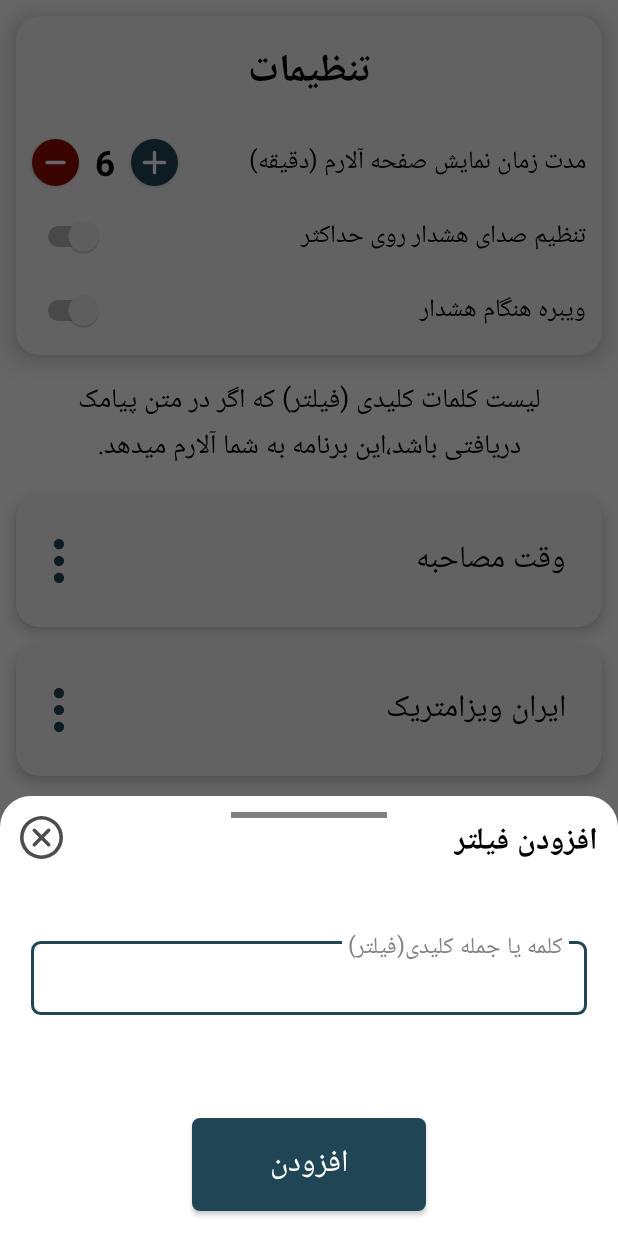
After one commit to mohammadyt9731/smsAlarm, an Android app: the fragment AddFilterBottomSheet placed in its activity, on a phone screen of 412 x 824 dp. The commit adds this screen. Run offline under Robolectric (Android 15) with nearby library versions, the phone set to English and light mode, and no system bars; our stand-ins replace Dagger/Hilt's generated code, Room's generated code, sdp/ssp sizes.

Commit message:
-Implement add filter logic -create AddFilterBottomSheet

```diff
--- a/app/src/main/java/com/ddt/smsalarm/data/MainRepository.kt
+++ b/app/src/main/java/com/ddt/smsalarm/data/MainRepository.kt
@@ -22,4 +22,6 @@ class MainRepository @Inject constructor(
     suspend fun deleteFilter(filterEntity: FilterEntity) = dao.deleteFilter(filterEntity)
 
     fun getFilters() = dao.getFilters()
+
+    suspend fun getFilter(id:Int) = dao.getFilter(id)
 }
--- a/app/src/main/java/com/ddt/smsalarm/data/db/FilterDao.kt
+++ b/app/src/main/java/com/ddt/smsalarm/data/db/FilterDao.kt
@@ -18,4 +18,7 @@ interface FilterDao {
     @Query("SELECT * FROM filter")
     fun getFilters(): Flow<List<FilterEntity>>
 
+    @Query("SELECT * FROM filter WHERE id=:id")
+    suspend fun getFilter(id: Int): FilterEntity?
+
 }
--- /dev/null
+++ b/app/src/main/java/com/ddt/smsalarm/ui/AddFilterBottomSheet.kt
@@ -0,0 +1,99 @@
+package com.ddt.smsalarm.ui
+
+import android.os.Bundle
+import android.view.LayoutInflater
+import android.view.View
+import android.view.ViewGroup
+import android.widget.Toast
+import androidx.core.widget.addTextChangedListener
+import androidx.fragment.app.viewModels
+import androidx.lifecycle.lifecycleScope
+import com.ddt.smsalarm.R
+import com.ddt.smsalarm.data.db.FilterEntity
+import com.ddt.smsalarm.databinding.BottomsheetAddFilterBinding
+import com.ddt.smsalarm.util.setOrClearError
+import com.google.android.material.bottomsheet.BottomSheetDialogFragment
+import dagger.hilt.android.AndroidEntryPoint
+
+@AndroidEntryPoint
+class AddFilterBottomSheet(val filterId: Int = 0) : BottomSheetDialogFragment() {
+
+    private lateinit var binding: BottomsheetAddFilterBinding
+    private val viewModel: MainViewModel by viewModels()
+
+
+    override fun onCreateView(
+        inflater: LayoutInflater,
+        container: ViewGroup?,
+        savedInstanceState: Bundle?
+    ): View {
+        binding = BottomsheetAddFilterBinding.inflate(layoutInflater)
+        return binding.root
+    }
+
+    override fun onCreate(savedInstanceState: Bundle?) {
+        super.onCreate(savedInstanceState)
+
+        //background transparent
+        setStyle(STYLE_NORMAL, R.style.custom_bottom_sheet_dialog_theme)
+    }
+
+    override fun onViewCreated(view: View, savedInstanceState: Bundle?) {
+        super.onViewCreated(view, savedInstanceState)
+
+        initialize()
+        setOnclick()
+        setTextChangeListener()
+    }
+
+    private fun initialize() {
+
+        if (filterId != 0) {
+            //edit
+            binding.apply {
+                tvTitle.text = getString(R.string.edit_filter)
+                btnSubmit.text = getString(R.string.submit)
+                //initView
+                lifecycleScope.launchWhenCreated {
+                    viewModel.getFilter(filterId)?.let {
+                        etFilterName.setText(it.text)
+                    }
+                }
+            }
+        }
+    }
+
+    private fun setOnclick() {
+        binding.apply {
+
+            ivClose.setOnClickListener {
+                dismiss()
+            }
+
+            btnSubmit.setOnClickListener {
+                if (binding.etFilterName.text?.isNotBlank() == true) {
+                    val entity = FilterEntity(
+                        id = filterId,
+                        text = etFilterName.text.toString().trim(),
+                    )
+
+                    viewModel.insertFilter(entity)
+                    dismiss()
+                } else {
+                    tilFilterName.setOrClearError(getString(R.string.enter_filter))
+                }
+            }
+        }
+    }
+
+    private fun setTextChangeListener() {
+        binding.apply {
+            etFilterName.addTextChangedListener {
+                if (etFilterName.text.toString().isBlank())
+                    tilFilterName.setOrClearError(getString(R.string.enter_filter))
+                else
+                    tilFilterName.setOrClearError("")
+            }
+        }
+    }
+}
--- a/app/src/main/java/com/ddt/smsalarm/ui/MainActivity.kt
+++ b/app/src/main/java/com/ddt/smsalarm/ui/MainActivity.kt
@@ -16,7 +16,6 @@ import androidx.core.content.ContextCompat
 import androidx.lifecycle.lifecycleScope
 import androidx.recyclerview.widget.LinearLayoutManager
 import com.ddt.smsalarm.R
-import com.ddt.smsalarm.data.db.FilterEntity
 import com.ddt.smsalarm.data.model.Setting
 import com.ddt.smsalarm.databinding.ActivityMainBinding
 import dagger.hilt.android.AndroidEntryPoint
@@ -33,6 +32,7 @@ class MainActivity : AppCompatActivity() {
 
     @Inject
     lateinit var filterAdapter: FilterAdapter
+    private var lastSizeOfList = 0
 
     override fun onCreate(savedInstanceState: Bundle?) {
         super.onCreate(savedInstanceState)
@@ -113,6 +113,10 @@ class MainActivity : AppCompatActivity() {
         lifecycleScope.launchWhenCreated {
             viewModel.filters.collect {
                 filterAdapter.setNewList(it)
+                if (lastSizeOfList < it.size) {
+                    binding.rvFilters.smoothScrollToPosition(it.size)
+                }
+                lastSizeOfList = it.size
             }
         }
     }
@@ -143,6 +147,10 @@ class MainActivity : AppCompatActivity() {
                 setting = setting.copy(isMaxVolumeEnable = setting.isMaxVolumeEnable.not())
                 viewModel.saveSetting(setting)
             }
+
+            btnAddFilter.setOnClickListener {
+                AddFilterBottomSheet().show(supportFragmentManager, AddFilterBottomSheet().tag)
+            }
         }
     }
 
@@ -152,7 +160,10 @@ class MainActivity : AppCompatActivity() {
             deleteClickListener = {
                 viewModel.deleteFilter(it)
             }, editClickListener = {
-
+                AddFilterBottomSheet(filterId = it).show(
+                    supportFragmentManager,
+                    AddFilterBottomSheet().tag
+                )
             })
 
         binding.rvFilters.apply {
--- a/app/src/main/java/com/ddt/smsalarm/ui/MainViewModel.kt
+++ b/app/src/main/java/com/ddt/smsalarm/ui/MainViewModel.kt
@@ -62,4 +62,6 @@ class MainViewModel @Inject constructor(private val repository: MainRepository)
     fun saveSetting(setting: Setting) = viewModelScope.launch(Dispatchers.IO) {
         repository.storeISetting(setting)
     }
+
+    suspend fun getFilter(id:Int) = repository.getFilter(id)
 }
--- /dev/null
+++ b/app/src/main/java/com/ddt/smsalarm/util/Extensions.kt
@@ -0,0 +1,12 @@
+package com.ddt.smsalarm.util
+
+import com.google.android.material.textfield.TextInputLayout
+
+
+fun TextInputLayout.setOrClearError(text: String) {
+    if (text.isNotBlank()) {
+        error = text
+        errorIconDrawable = null
+    } else
+        isErrorEnabled = false
+}
--- /dev/null
+++ b/app/src/main/res/color/bg_gray_dark_blue.xml
@@ -0,0 +1,5 @@
+<?xml version="1.0" encoding="utf-8"?>
+<selector xmlns:android="http://schemas.android.com/apk/res/android">
+    <item android:color="@color/dark_blue" android:state_focused="true"/>
+    <item android:color="@color/gray"/>
+</selector>
--- /dev/null
+++ b/app/src/main/res/drawable/bg_cursor.xml
@@ -0,0 +1,5 @@
+<?xml version="1.0" encoding="utf-8"?>
+<shape xmlns:android="http://schemas.android.com/apk/res/android" >
+    <size android:width="1dp" />
+    <solid android:color="@color/dark_blue"  />
+</shape>
--- /dev/null
+++ b/app/src/main/res/drawable/bg_rounded_white.xml
@@ -0,0 +1,7 @@
+<?xml version="1.0" encoding="utf-8"?>
+<shape xmlns:android="http://schemas.android.com/apk/res/android">
+
+    <solid android:color="@color/white"/>
+    <corners android:topRightRadius="@dimen/_16sdp"
+        android:topLeftRadius="@dimen/_16sdp"/>
+</shape>
--- /dev/null
+++ b/app/src/main/res/drawable/ic_close.xml
@@ -0,0 +1,12 @@
+<vector xmlns:android="http://schemas.android.com/apk/res/android"
+    android:width="24dp"
+    android:height="24dp"
+    android:viewportWidth="24"
+    android:viewportHeight="24">
+  <path
+      android:pathData="M12,0A12,12 0,1 0,24 12,12.013 12.013,0 0,0 12,0ZM12,22A10,10 0,1 1,22 12,10.011 10.011,0 0,1 12,22Z"
+      android:fillColor="#232323"/>
+  <path
+      android:pathData="M16.707,7.293a1,1 0,0 0,-1.414 0L12,10.586 8.707,7.293A1,1 0,1 0,7.293 8.707L10.586,12 7.293,15.293a1,1 0,1 0,1.414 1.414L12,13.414l3.293,3.293a1,1 0,0 0,1.414 -1.414L13.414,12l3.293,-3.293A1,1 0,0 0,16.707 7.293Z"
+      android:fillColor="#232323"/>
+</vector>
--- /dev/null
+++ b/app/src/main/res/layout/bottomsheet_add_filter.xml
@@ -0,0 +1,76 @@
+<?xml version="1.0" encoding="utf-8"?>
+<androidx.constraintlayout.widget.ConstraintLayout xmlns:android="http://schemas.android.com/apk/res/android"
+    xmlns:app="http://schemas.android.com/apk/res-auto"
+    android:layout_width="match_parent"
+    android:layout_height="wrap_content"
+    android:background="@drawable/bg_rounded_white">
+
+    <View
+        android:layout_width="@dimen/_80sdp"
+        android:layout_height="@dimen/_3sdp"
+        android:layout_marginTop="@dimen/_8sdp"
+        android:background="@color/gray"
+        app:layout_constraintLeft_toLeftOf="parent"
+        app:layout_constraintRight_toRightOf="parent"
+        app:layout_constraintTop_toTopOf="parent" />
+
+    <TextView
+        android:id="@+id/tv_title"
+        android:layout_width="wrap_content"
+        android:layout_height="wrap_content"
+        android:layout_margin="@dimen/_10sdp"
+        android:text="@string/add_filter"
+        android:textColor="@color/black"
+        android:textSize="@dimen/_16ssp"
+        android:textStyle="bold"
+        app:layout_constraintRight_toRightOf="parent"
+        app:layout_constraintTop_toTopOf="parent" />
+
+    <ImageView
+        android:id="@+id/iv_close"
+        android:layout_width="@dimen/_22sdp"
+        android:layout_height="@dimen/_22ssp"
+        android:layout_margin="@dimen/_10sdp"
+        android:alpha="0.7"
+        android:src="@drawable/ic_close"
+        app:layout_constraintLeft_toLeftOf="parent"
+        app:layout_constraintTop_toTopOf="parent"
+        app:tint="@color/black" />
+
+    <com.google.android.material.textfield.TextInputLayout
+        android:id="@+id/til_filter_name"
+        style="@style/text_input_layout_style"
+        android:layout_width="match_parent"
+        android:layout_marginHorizontal="@dimen/_16sdp"
+        android:layout_marginTop="@dimen/_32sdp"
+        android:hint="@string/key_word"
+        app:layout_constraintTop_toBottomOf="@id/tv_title">
+
+        <com.google.android.material.textfield.TextInputEditText
+            android:id="@+id/et_filter_name"
+            style="@style/tv_hint_style"
+            android:layout_width="match_parent"
+            android:imeOptions="actionDone"
+            android:inputType="text" />
+
+    </com.google.android.material.textfield.TextInputLayout>
+
+    <com.google.android.material.button.MaterialButton
+        android:id="@+id/btn_submit"
+        android:layout_width="wrap_content"
+        android:layout_height="wrap_content"
+        android:layout_marginTop="@dimen/_48sdp"
+        android:layout_marginBottom="@dimen/_8sdp"
+        android:paddingHorizontal="@dimen/_40sdp"
+        android:paddingVertical="@dimen/_10sdp"
+        android:text="@string/add"
+        android:textColor="@color/white"
+        android:textSize="@dimen/_16ssp"
+        app:backgroundTint="@color/dark_blue"
+        app:cornerRadius="@dimen/_4ssp"
+        app:layout_constraintBottom_toBottomOf="parent"
+        app:layout_constraintLeft_toLeftOf="parent"
+        app:layout_constraintRight_toRightOf="parent"
+        app:layout_constraintTop_toBottomOf="@id/til_filter_name" />
+
+</androidx.constraintlayout.widget.ConstraintLayout>
--- a/app/src/main/res/values/colors.xml
+++ b/app/src/main/res/values/colors.xml
@@ -12,4 +12,5 @@
     <color name="red">#910A00</color>
     <color name="semi_white">#f7f7f7</color>
     <color name="dark_blue_ripple">#33204555</color>
+    <color name="gray">#808080</color>
 </resources>
--- a/app/src/main/res/values/strings.xml
+++ b/app/src/main/res/values/strings.xml
@@ -15,6 +15,11 @@
     <string name="sample_filter">وقت مصاحبه</string>
     <string name="edit">ویرایش</string>
     <string name="delete">حذف</string>
-    <string name="add_filter">افزودن دستی فیلتر</string>
+    <string name="add_filter">افزودن فیلتر</string>
     <string name="get_filter_online">دریافت آنلاین فیلتر ها</string>
+    <string name="add">افزودن</string>
+    <string name="key_word">کلمه یا جمله کلیدی(فیلتر)</string>
+    <string name="edit_filter">ویرایش</string>
+    <string name="submit">تایید</string>
+    <string name="enter_filter">کلمه یا جمله کلیدی را وارد کنید.</string>
 </resources>
--- a/app/src/main/res/values/themes.xml
+++ b/app/src/main/res/values/themes.xml
@@ -33,4 +33,46 @@
         <item name="colorPrimary">@color/dark_blue</item>
     </style>
 
+    <!--bottomSheetAddMention-->
+    <style name="text_input_layout_style" parent="Widget.MaterialComponents.TextInputLayout.OutlinedBox">
+        <item name="android:layout_height">wrap_content</item>
+        <item name="expandedHintEnabled">false</item>
+        <item name="android:textColorHint">@color/gray</item>
+        <item name="hintTextColor">@color/gray</item>
+        <item name="errorTextAppearance">@color/gray</item>
+        <item name="hintTextAppearance">@style/label_text_style</item>
+        <item name="boxStrokeColor">@color/bg_gray_dark_blue</item>
+        <item name="boxBackgroundColor">@color/white</item>
+        <item name="boxBackgroundMode">outline</item>
+        <item name="boxStrokeWidth">1dp</item>
+        <item name="boxCornerRadiusBottomEnd">@dimen/_5sdp</item>
+        <item name="boxCornerRadiusBottomStart">@dimen/_5sdp</item>
+        <item name="boxCornerRadiusTopEnd">@dimen/_5sdp</item>
+        <item name="boxCornerRadiusTopStart">@dimen/_5sdp</item>
+        <item name="android:layout_marginTop">@dimen/_10sdp</item>
+        <item name="android:layoutDirection">rtl</item>
+    </style>
+
+    <style name="label_text_style" parent="TextAppearance.Design.Hint">
+        <item name="android:textSize">@dimen/_12ssp</item>
+    </style>
+
+    <style name="tv_hint_style" parent="Widget.AppCompat.TextView">
+        <item name="android:textColor">@color/black</item>
+        <item name="android:textSize">@dimen/_12ssp</item>
+        <item name="android:layout_height">@dimen/_38ssp</item>
+        <item name="android:padding">@dimen/_4ssp</item>
+        <item name="android:maxLines">1</item>
+        <item name="android:textDirection">rtl</item>
+        <item name="android:textCursorDrawable">@drawable/bg_cursor</item>
+    </style>
+
+    <style name="custom_bottom_sheet_dialog_theme" parent="Theme.Design.Light.BottomSheetDialog">
+        <item name="bottomSheetStyle">@style/custom_bottom_sheet_style</item>
+    </style>
+
+    <style name="custom_bottom_sheet_style" parent="Widget.Design.BottomSheet.Modal">
+        <item name="android:background">@android:color/transparent</item>
+    </style>
+
 </resources>
```
